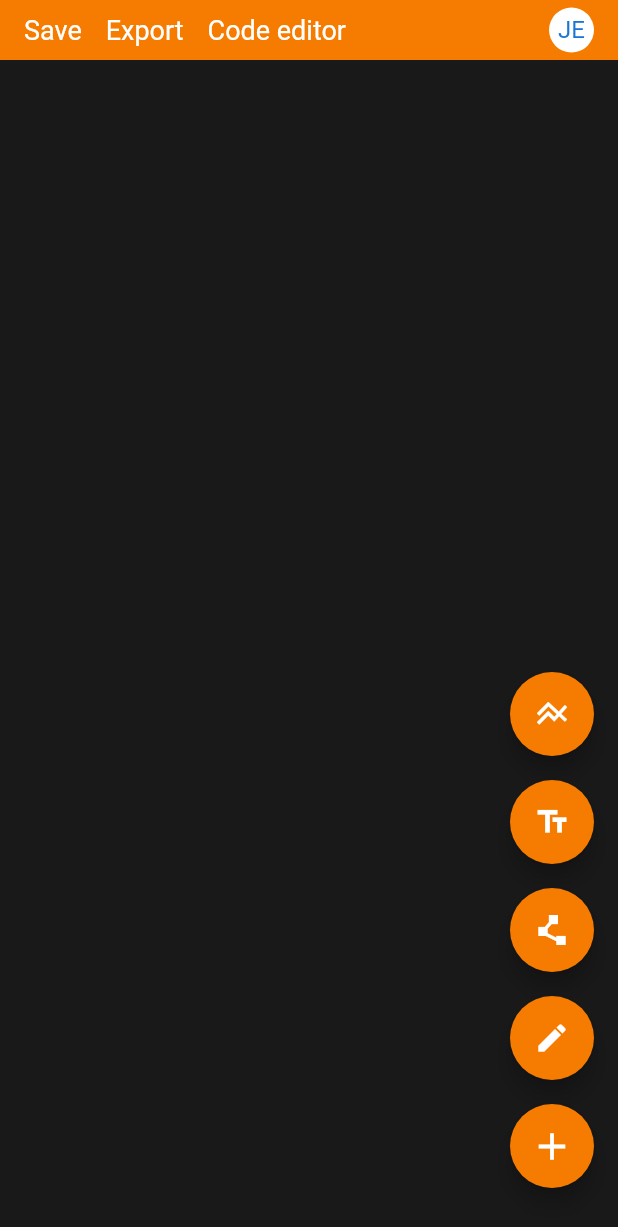
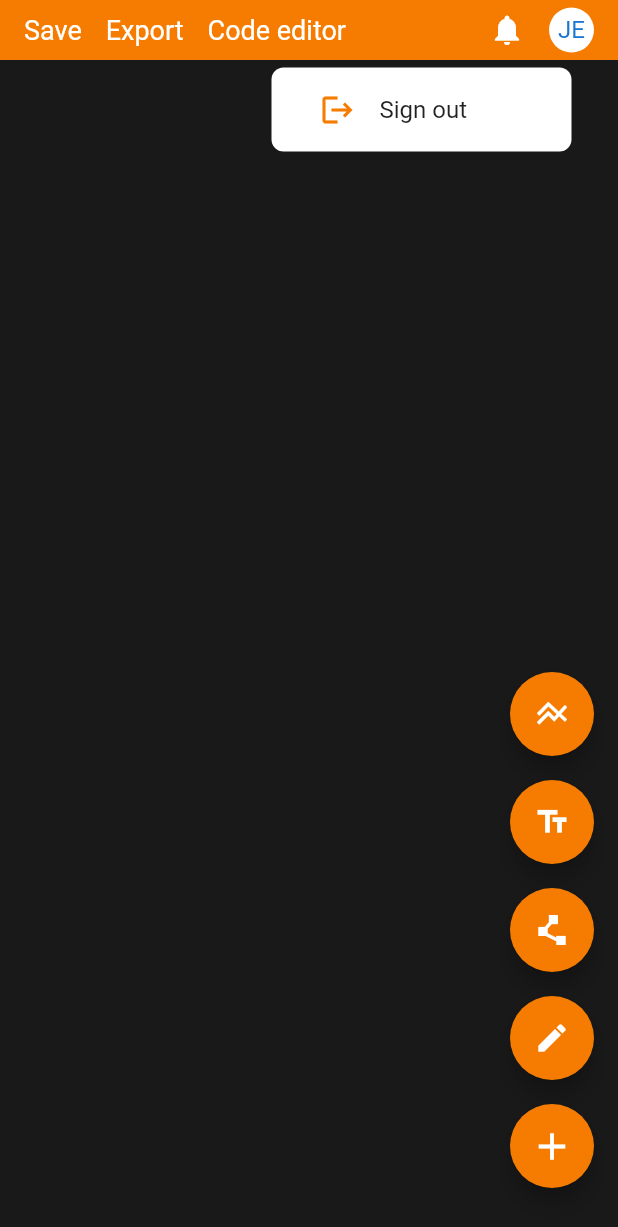
Before and after one commit to noctisbeta/database_diagrams_dartstack, a Flutter app: the screen it shows once a user with an empty profile is signed in, after a tap on "JE", on a phone screen of 412 x 824 dp. Shown: the top 1227 px of the screen. Run offline on Flutter 3.47's test engine with Material 2 defaults, Android fonts, the phone set to English and light mode, and no system bars; our stand-ins replace firebase_auth, firebase_core, flutter_hooks, hooks_riverpod, sign_in_button; missing offline and left inert: perfect_freehand; accounts and stored records are empty; statements that could not run were skipped.

Commit message:
profile menu progress

```diff
--- a/lib/authentication/components/profile_avatar.dart
+++ b/lib/authentication/components/profile_avatar.dart
@@ -1,3 +1,6 @@
+import 'dart:developer';
+
+import 'package:database_diagrams/profile/profile_menu_dropdown.dart';
 import 'package:flutter/material.dart';
 import 'package:flutter_hooks/flutter_hooks.dart';
 
@@ -14,9 +17,37 @@ class ProfileAvatar extends HookWidget {
 
   @override
   Widget build(BuildContext context) {
+    final avatarKey = useState(GlobalKey());
+
     return GestureDetector(
-      onTap: () {},
+      onTap: () {
+        final entry = OverlayEntry(
+          builder: (context) {
+            final avatarRect = avatarKey.value.currentContext?.findRenderObject() as RenderBox?;
+            final avatarSize = avatarRect?.size;
+            final avatarOffset = avatarRect?.localToGlobal(
+              Offset.zero.translate(
+                avatarSize!.width / 2,
+                avatarSize.height / 2,
+              ),
+            );
+
+            log('avatarOffset: $avatarOffset');
+
+            return Positioned(
+              left: avatarOffset!.dx - 200,
+              top: avatarOffset.dy + 25,
+              child: const Material(
+                type: MaterialType.transparency,
+                child: ProfileMenuDropdown(),
+              ),
+            );
+          },
+        );
+        Overlay.of(context)?.insert(entry);
+      },
       child: CircleAvatar(
+        key: avatarKey.value,
         backgroundColor: Colors.white,
         radius: 15,
         child: child,
--- a/lib/main/toolbar.dart
+++ b/lib/main/toolbar.dart
@@ -55,6 +55,15 @@ class Toolbar extends HookConsumerWidget {
             ),
           ),
           const Spacer(),
+          if (user != null) ...[
+            const Icon(
+              Icons.notifications,
+              color: Colors.white,
+            ),
+            const SizedBox(
+              width: 16,
+            ),
+          ],
           if (user == null)
             const SignInButton()
           else
--- /dev/null
+++ b/lib/profile/profile_menu_button.dart
@@ -0,0 +1,52 @@
+import 'package:flutter/material.dart';
+import 'package:flutter_hooks/flutter_hooks.dart';
+
+/// Profile menu button.
+class ProfileMenuButton extends HookWidget {
+  /// Default constructor.
+  const ProfileMenuButton({
+    required this.label,
+    required this.icon,
+    super.key,
+  });
+
+  /// Label.
+  final String label;
+
+  /// Icon.
+  final Icon icon;
+
+  @override
+  Widget build(BuildContext context) {
+    final isHovered = useState(false);
+
+    return MouseRegion(
+      onEnter: (_) => isHovered.value = true,
+      onExit: (_) => isHovered.value = false,
+      child: Container(
+        padding: const EdgeInsets.symmetric(vertical: 8),
+        decoration: BoxDecoration(
+          color: isHovered.value ? Colors.grey[200] : Colors.transparent,
+          borderRadius: BorderRadius.circular(8),
+        ),
+        child: Row(
+          children: [
+            const SizedBox(
+              width: 32,
+            ),
+            icon,
+            const SizedBox(
+              width: 16,
+            ),
+            Text(
+              label,
+              style: const TextStyle(
+                fontSize: 16,
+              ),
+            ),
+          ],
+        ),
+      ),
+    );
+  }
+}
--- /dev/null
+++ b/lib/profile/profile_menu_dropdown.dart
@@ -0,0 +1,35 @@
+import 'package:database_diagrams/profile/profile_menu_button.dart';
+import 'package:flutter/material.dart';
+import 'package:flutter_hooks/flutter_hooks.dart';
+
+/// Profile menu dropdown.
+class ProfileMenuDropdown extends HookWidget {
+  /// Default constructor.
+  const ProfileMenuDropdown({
+    super.key,
+  });
+
+  @override
+  Widget build(BuildContext context) {
+    return Container(
+      width: 200,
+      padding: const EdgeInsets.symmetric(vertical: 8),
+      decoration: BoxDecoration(
+        color: Colors.white,
+        borderRadius: BorderRadius.circular(8),
+      ),
+      child: Column(
+        mainAxisSize: MainAxisSize.min,
+        children: [
+          ProfileMenuButton(
+            label: 'Sign out',
+            icon: Icon(
+              Icons.logout,
+              color: Colors.orange.shade700,
+            ),
+          ),
+        ],
+      ),
+    );
+  }
+}
--- /dev/null
+++ b/lib/profile/triangle_painter.dart
@@ -0,0 +1,44 @@
+import 'package:flutter/material.dart';
+
+/// Triangle painter.
+class TrianglePainter extends CustomPainter {
+  /// Default constructor.
+  TrianglePainter({
+    this.strokeColor = Colors.white,
+    this.strokeWidth = 3,
+    this.paintingStyle = PaintingStyle.stroke,
+  });
+
+  /// Stroke color.
+  final Color strokeColor;
+
+  /// Painting style.
+  final PaintingStyle paintingStyle;
+
+  /// Stroke width.
+  final double strokeWidth;
+
+  @override
+  void paint(Canvas canvas, Size size) {
+    final paint = Paint()
+      ..color = strokeColor
+      ..strokeWidth = strokeWidth
+      ..style = paintingStyle;
+
+    canvas.drawPath(getTrianglePath(size.width, size.height), paint);
+  }
+
+  /// Path
+  Path getTrianglePath(double x, double y) {
+    return Path()
+      ..moveTo(0, y + 3)
+      ..lineTo(x / 2, 0 + 3)
+      ..lineTo(x, y + 3)
+      ..lineTo(0, y + 3);
+  }
+
+  @override
+  bool shouldRepaint(TrianglePainter oldDelegate) {
+    return oldDelegate.strokeColor != strokeColor || oldDelegate.paintingStyle != paintingStyle || oldDelegate.strokeWidth != strokeWidth;
+  }
+}
```
